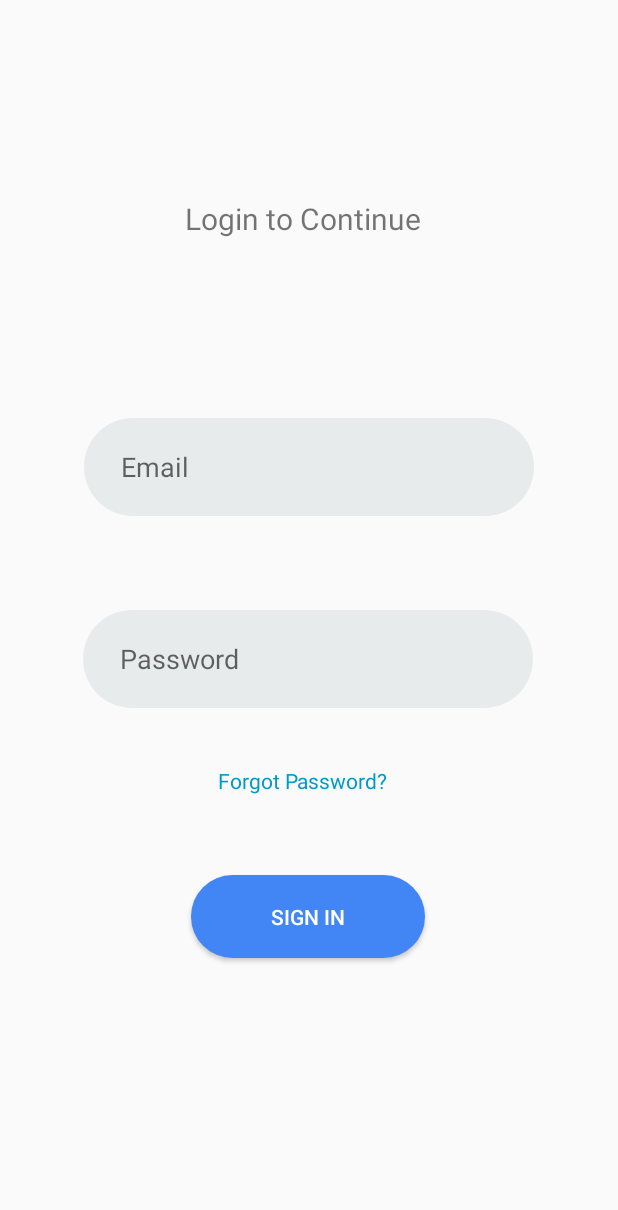
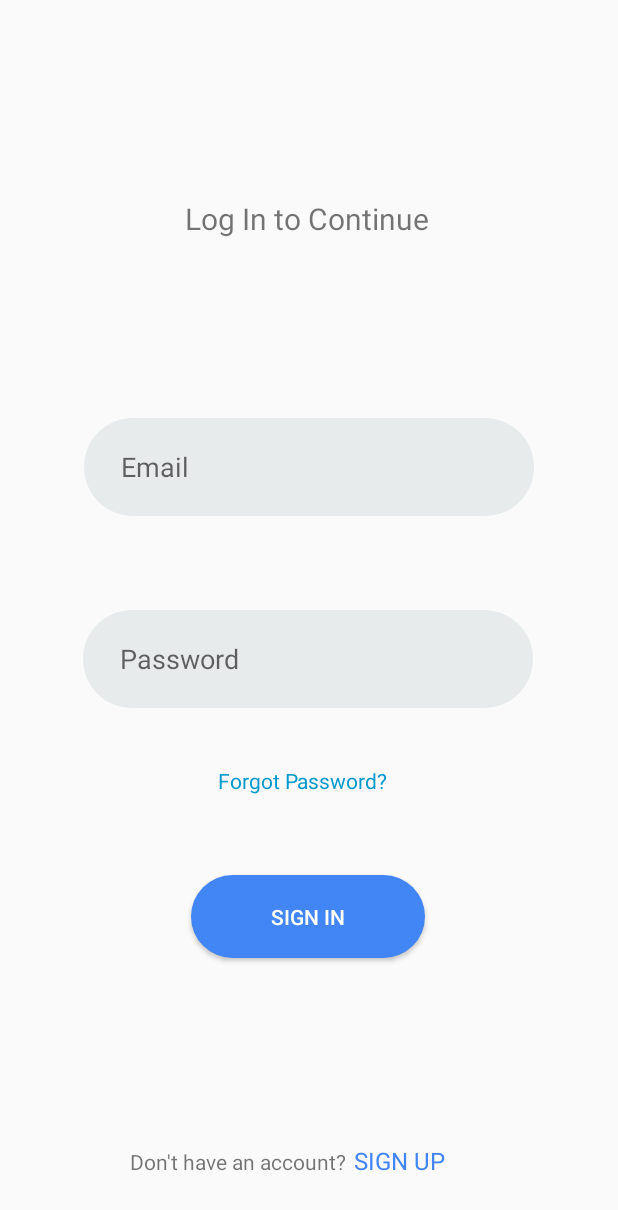
Before and after one commit to Githongo/IsoMarks, an Android app: the screen it shows after launch (MainActivity), on a phone screen of 412 x 824 dp. Shown: the top 1210 px of the screen. Run offline under Robolectric (Android 15) with nearby library versions, the phone set to English and light mode, and no system bars.

Commit message:
Sign up interface added

```diff
--- a/app/src/main/AndroidManifest.xml
+++ b/app/src/main/AndroidManifest.xml
@@ -9,6 +9,7 @@
         android:roundIcon="@mipmap/ic_launcher_round"
         android:supportsRtl="true"
         android:theme="@style/AppTheme">
+        <activity android:name=".RegisterActivity"></activity>
         <activity android:name=".MainActivity">
             <intent-filter>
                 <action android:name="android.intent.action.MAIN" />
--- a/app/src/main/java/com/blume/isomarks/MainActivity.java
+++ b/app/src/main/java/com/blume/isomarks/MainActivity.java
@@ -2,13 +2,69 @@ package com.blume.isomarks;
 
 import androidx.appcompat.app.AppCompatActivity;
 
+import android.content.Intent;
 import android.os.Bundle;
+import android.view.View;
+import android.widget.Button;
+import android.widget.EditText;
+import android.widget.ProgressBar;
+import android.widget.TextView;
+import android.widget.Toast;
 
 public class MainActivity extends AppCompatActivity {
+
+    EditText email, pword;
+    Button signin;
+    TextView pwordreset, signup;
+    ProgressBar progressBar;
 
     @Override
     protected void onCreate(Bundle savedInstanceState) {
         super.onCreate(savedInstanceState);
         setContentView(R.layout.activity_main);
+
+        email = findViewById(R.id.Email);
+        pword = findViewById(R.id.password);
+        signin = findViewById(R.id.login);
+        signup = findViewById(R.id.register);
+        pwordreset = findViewById(R.id.resetPassword);
+        progressBar = findViewById(R.id.progressBar1);
+
+        signin.setOnClickListener(new View.OnClickListener() {
+            @Override
+            public void onClick(View v) {
+                String e_mail = email.getText().toString();
+                String p_word = pword.getText().toString();
+
+                if(e_mail.isEmpty()){
+                    email.setError("Fill in email field");
+                    email.requestFocus();
+                }
+                else if(p_word.isEmpty()){
+                    pword.setError("Password field is empty");
+                    pword.requestFocus();
+                }
+                else if(p_word.isEmpty() && e_mail.isEmpty()){
+                    Toast.makeText(MainActivity.this, "Fields are empty!!", Toast.LENGTH_SHORT).show();
+                }
+
+                else if (!(p_word.isEmpty() && e_mail.isEmpty())){
+                    // Put authentication code here.
+                }
+                else {
+                    Toast.makeText(MainActivity.this, "An error occurred, Please try again in a few minutes...", Toast.LENGTH_LONG).show();
+                }
+
+            }
+        });
+
+        signup.setOnClickListener(new View.OnClickListener() {
+            @Override
+            public void onClick(View v) {
+                Intent i = new Intent(MainActivity.this, RegisterActivity.class);
+                startActivity(i);
+
+            }
+        });
     }
 }
--- a/app/src/main/res/layout/activity_main.xml
+++ b/app/src/main/res/layout/activity_main.xml
@@ -108,4 +108,39 @@ tools:context=".MainActivity">
         app:layout_constraintStart_toStartOf="parent"
         app:layout_constraintTop_toBottomOf="@+id/password" />
 
+    <TextView
+        android:id="@+id/textView3"
+        android:layout_width="wrap_content"
+        android:layout_height="wrap_content"
+        android:layout_marginBottom="44dp"
+        android:layout_marginEnd="5dp"
+        android:layout_marginStart="50dp"
+        android:layout_marginTop="128dp"
+        android:text="@string/don_t_have_an_account"
+        android:textSize="14sp"
+        app:layout_constraintBottom_toBottomOf="parent"
+        app:layout_constraintEnd_toStartOf="@+id/register"
+        app:layout_constraintHorizontal_bias="1.0"
+        app:layout_constraintStart_toStartOf="parent"
+        app:layout_constraintTop_toBottomOf="@+id/login"
+        app:layout_constraintVertical_bias="0.4" />
+
+    <TextView
+        android:id="@+id/register"
+        android:layout_width="89dp"
+        android:layout_height="77dp"
+        android:layout_marginStart="50dp"
+        android:layout_marginTop="124dp"
+        android:layout_marginEnd="50dp"
+        android:layout_marginBottom="44dp"
+        android:text="@string/sign_up"
+        android:textColor="@color/colorPrimary"
+        android:textSize="16sp"
+        app:layout_constraintBottom_toBottomOf="parent"
+        app:layout_constraintEnd_toEndOf="parent"
+        app:layout_constraintHorizontal_bias="0.835"
+        app:layout_constraintStart_toStartOf="parent"
+        app:layout_constraintTop_toBottomOf="@+id/login"
+        app:layout_constraintVertical_bias="0.0" />
+
 </androidx.constraintlayout.widget.ConstraintLayout>
--- a/app/src/main/res/values/strings.xml
+++ b/app/src/main/res/values/strings.xml
@@ -4,5 +4,17 @@
     <string name="prompt_email">Email</string>
     <string name="prompt_password">Password</string>
     <string name="forgot_password">Forgot Password?</string>
-    <string name="login_banner">Login to Continue</string>
+    <string name="login_banner">Log In to Continue</string>
+    <string name="register_banner">Register below</string>
+    <string name="don_t_have_an_account">Don\'t have an account?</string>
+    <string name="sign_up_below">Sign Up below:</string>
+    <string name="sign_up">SIGN UP</string>
+    <string name="username">Username</string>
+    <string name="_0712345678">Phone e.g 0712345678</string>
+    <string name="sch_id">School code</string>
+    <string-array name="institutions">
+        <item>School A</item>
+        <item>School B</item>
+        <item>School C</item>
+    </string-array>
 </resources>
```
Also changed, not shown: app/src/main/java/com/blume/isomarks/RegisterActivity.java (added, +88 -0 lines), app/src/main/res/layout/activity_register.xml (added, +142 -0 lines).
